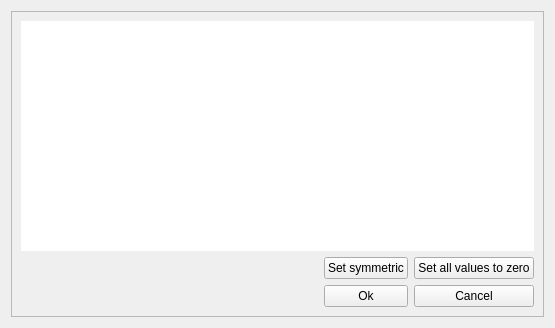
Qt form designer/binary_interaction_parameters_ui.ui (marcusbfs/Sindri) before a commit.
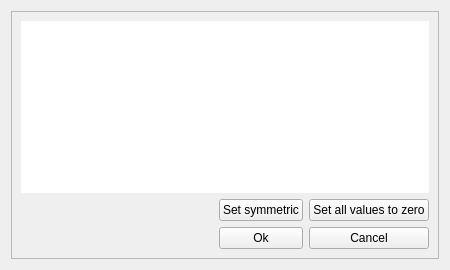
The same form after that commit.

```diff
--- a/designer/binary_interaction_parameters_ui.ui
+++ b/designer/binary_interaction_parameters_ui.ui
@@ -9,10 +9,16 @@
    <rect>
     <x>0</x>
     <y>0</y>
-    <width>555</width>
-    <height>328</height>
+    <width>450</width>
+    <height>270</height>
    </rect>
   </property>
+  <property name="minimumSize">
+   <size>
+    <width>450</width>
+    <height>270</height>
+   </size>
+  </property>
   <property name="windowTitle">
    <string>Binary interaction parameters</string>
   </property>
@@ -27,8 +33,8 @@
        <rect>
         <x>0</x>
         <y>0</y>
-        <width>535</width>
-        <height>308</height>
+        <width>430</width>
+        <height>250</height>
        </rect>
       </property>
       <layout class="QGridLayout" name="gridLayout_2">
```
